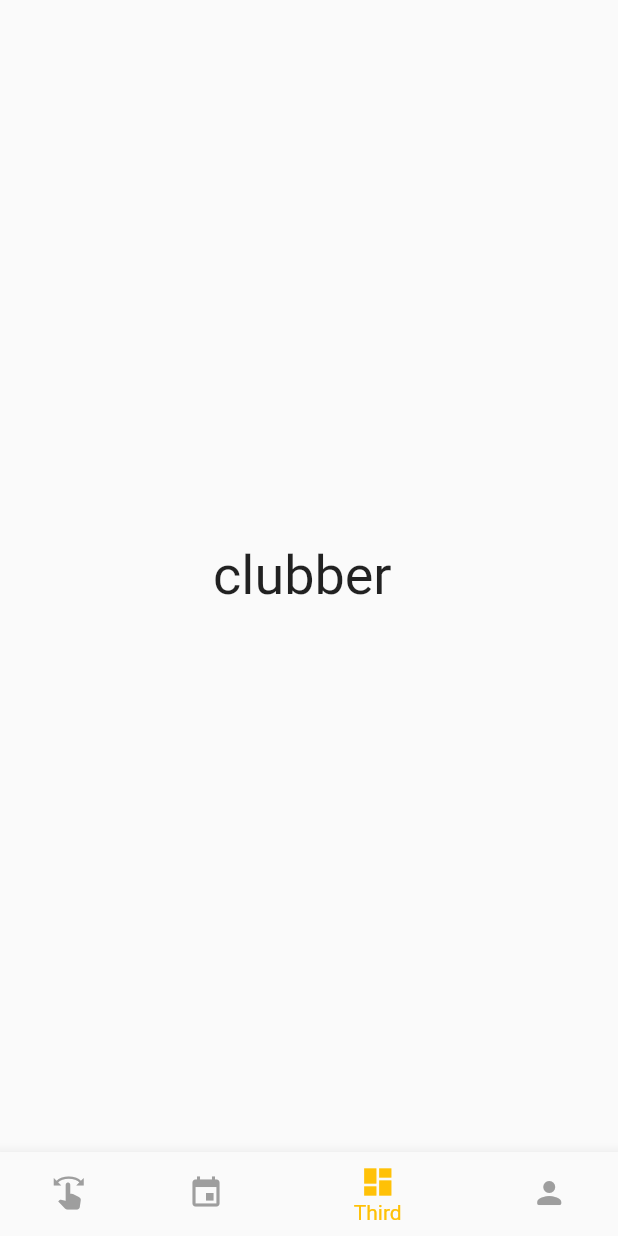
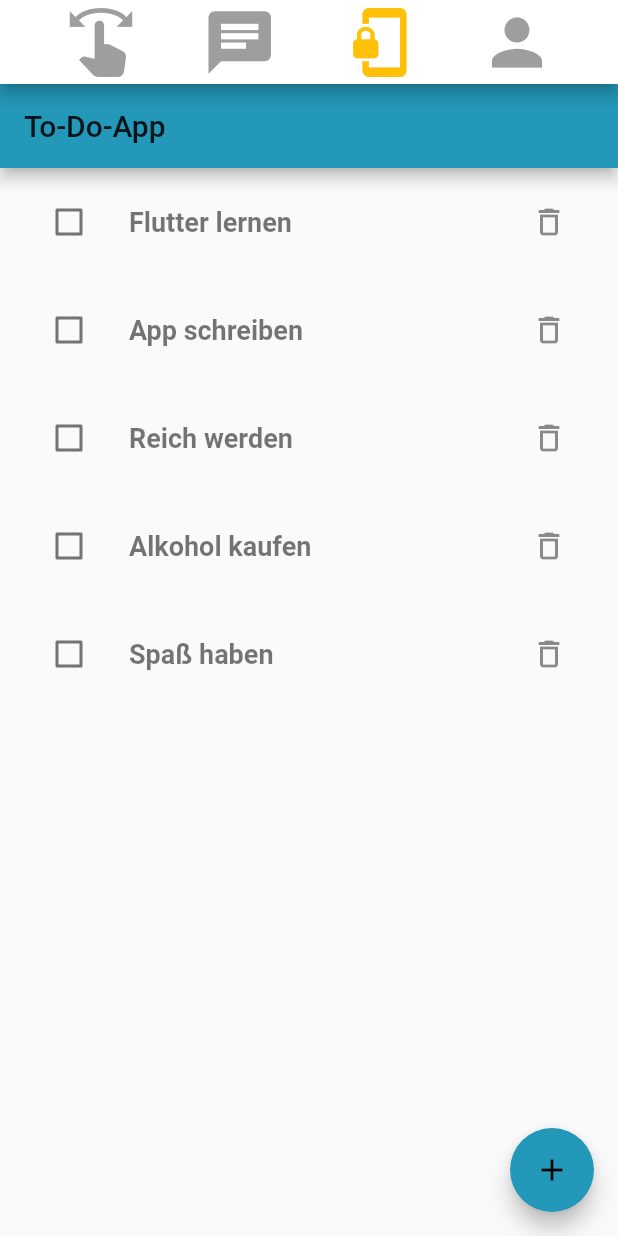
Before and after one commit to Ivan0Vetrov/bottom_navigation_bar_tutorial-page_view, a Flutter app: the screen it shows after launch, swiped to page 3, on a phone screen of 412 x 824 dp. Run offline on Flutter 3.47's test engine with Material 2 defaults, Android fonts, the phone set to English and light mode, and no system bars; our stand-ins replace curved_navigation_bar, flutter_tindercard, font_awesome_flutter.

Commit message:
second commit

```diff
--- a/lib/main.dart
+++ b/lib/main.dart
@@ -1,6 +1,7 @@
 import 'package:bottom_navigation_bar_tutorial/screens/home_screen.dart';
 import 'package:flutter/material.dart';
-
+import 'package:bottom_navigation_bar_tutorial/screens/IconWidget.dart';
+import 'package:bottom_navigation_bar_tutorial/screens/clubber.dart';
 void main() => runApp(MyApp());
 
 class MyApp extends StatelessWidget {
@@ -11,7 +12,6 @@ class MyApp extends StatelessWidget {
       theme: ThemeData(
         primarySwatch: Colors.amber,
       ),
-      home: HomeScreen(),
-    );
+      home: HomeScreen()    );
   }
 }
--- a/lib/screens/chat.dart
+++ b/lib/screens/chat.dart
@@ -1,13 +1,13 @@
-
 import 'package:flutter/material.dart';
 
 
-class plifer extends StatefulWidget {
+
+class Chat extends StatefulWidget {
   @override
-  _pliferState createState() => _pliferState();
+  _ChatState createState() => _ChatState();
 }
 
-class _pliferState extends State<plifer> {
+class _ChatState extends State<Chat> {
   Map<String, bool> items = {'party': false, 'stopit': false, 'graduation': false, 'roof': false ,'wtf': false};
 
   void addItem(String item) {
@@ -75,6 +75,17 @@ class ToDoItem extends StatelessWidget {
     return Container(
       padding: EdgeInsets.symmetric(horizontal: 22),
       child: ListTile(
+        leading: Container(
+            height: 40,
+            width: 40,
+            decoration: new BoxDecoration(
+                shape: BoxShape.circle,
+                image: new DecorationImage(
+                    fit: BoxFit.fill,
+                    image:AssetImage("images/img1.jpg")
+
+                )
+            )),
         contentPadding: EdgeInsets.symmetric(vertical: 8.0),
 
         title: Text(
--- a/lib/screens/child_widget.dart
+++ b/lib/screens/child_widget.dart
@@ -15,7 +15,7 @@ class ChildWidget extends StatelessWidget {
       } else if (number == AvailableNumber.Third) {
         file = "clubber";
       } else {
-      file= "profile";
+        file="profile";
     }
 
     return SafeArea(
--- a/lib/screens/clubber.dart
+++ b/lib/screens/clubber.dart
@@ -0,0 +1,210 @@
+
+import 'package:flutter/material.dart';
+
+
+
+class Clubber extends StatefulWidget {
+  @override
+  _ClubberState createState() => _ClubberState();
+}
+
+class _ClubberState extends State<Clubber> {
+  Map<String, bool> items = {'Flutter lernen': false, 'App schreiben': false, 'Reich werden': false, 'Alkohol kaufen': false ,'Spaß haben': false};
+
+  void addItem(String item) {
+    setState(() {
+      items[item] = false;
+    });
+    Navigator.of(context).pop();
+  }
+
+  void deleteItem(String key) {
+    setState(() {
+      items.remove(key);
+    });
+  }
+
+  void toggleDone(String key) {
+    setState(() {
+      items.update(key, (bool done) => !done);
+    });
+  }
+
+  void newEntry() {
+    showDialog<AlertDialog>(
+        context: context,
+        builder: (BuildContext context) {
+          return AddItemDialog(addItem);
+        }
+    );
+  }
+
+  @override
+  Widget build(BuildContext context) {
+    return Scaffold(
+      appBar: AppBar(
+        title: Text("To-Do-App"),
+        backgroundColor: Color.fromRGBO(35, 152, 185, 100),
+      ),
+      body:
+      ListView.builder(
+        itemCount: items.length,
+        itemBuilder: (context, i) {
+          String key = items.keys.elementAt(i);
+          return ToDoItem(
+            key,
+            items[key],
+                () => deleteItem(key),
+                () => toggleDone(key),
+          );
+        },
+      ),
+      floatingActionButton: FloatingActionButton(
+        onPressed: newEntry,
+        child: Icon(Icons.add),
+        backgroundColor: Color.fromRGBO(35, 152, 185, 100),
+      ),
+    );
+  }
+}
+
+class ToDoItem extends StatelessWidget {
+  final String title;
+  final bool done;
+  final Function remove;
+  final Function toggleDone;
+  const ToDoItem(this.title, this.done, this.remove, this.toggleDone);
+
+  @override
+  Widget build(BuildContext context) {
+    return Container(
+      padding: EdgeInsets.symmetric(horizontal: 22),
+      child: ListTile(
+        contentPadding: EdgeInsets.symmetric(vertical: 8.0),
+        leading: Checkbox(
+          value: done,
+          onChanged: (bool value) => toggleDone(),
+          activeColor: Color.fromRGBO(23, 152, 185, 100),
+        ),
+        title: Text(
+          title,
+          style: TextStyle(
+            fontSize: 18.0,
+            fontWeight: FontWeight.w600,
+            color: done
+                ? Color.fromRGBO(23, 152, 185, 100)
+                : Colors.black54,
+            decoration: done
+                ? TextDecoration.lineThrough
+                : TextDecoration.none,),
+        ),
+        trailing: IconButton(
+          icon: Icon(Icons.delete_outline),
+          onPressed: () => remove(),
+        ),
+        onTap: () {
+          Navigator.push<Widget>(
+              context,
+              MaterialPageRoute<Widget>(builder: (BuildContext context) => DetailScreen(title, done))
+          );
+        },
+      ),
+    );
+  }
+}
+
+class AddItemDialog extends StatefulWidget {
+
+  final void Function(String txt) addItem;
+  const AddItemDialog(this.addItem);
+
+  @override
+  _AddItemDialogState createState() => _AddItemDialogState();
+}
+
+class _AddItemDialogState extends State<AddItemDialog> {
+
+  final GlobalKey<FormState> formKey = GlobalKey();
+  String item;
+
+  void save() {
+    if (formKey.currentState.validate()) {
+      widget.addItem(item);
+    }
+  }
+
+  @override
+  Widget build(BuildContext context) {
+    return AlertDialog(
+      content: Form(
+          key: formKey,
+          child: Column(
+            mainAxisSize: MainAxisSize.min,
+            children: <Widget>[
+              TextFormField(
+                onChanged: (String txt) => item = txt,
+                onFieldSubmitted: (String txt) => save(),
+                validator: (String value) {
+                  if (value.isEmpty) {
+                    return 'Please enter a value';
+                  }
+                  return null;
+                },
+              ),
+              RaisedButton(
+                onPressed: save,
+                color: Color.fromRGBO(23, 152, 185, 100),
+                child: Text('Safe', style: TextStyle(color: Colors.white),),
+              )
+            ],
+          )
+      ),
+    );
+  }
+}
+
+class DetailScreen extends StatelessWidget {
+
+  const DetailScreen(this.title, this.done);
+  final String title;
+  final bool done;
+
+  @override
+  Widget build(BuildContext context) {
+    return Scaffold(
+      backgroundColor: done ? Colors.green : Colors.red,
+      appBar: AppBar(
+        title: Text('Detail Screen'),
+        backgroundColor: Colors.transparent,
+      ),
+      body: Padding(
+        padding: EdgeInsets.symmetric(vertical: 70),
+        child: Column(
+          mainAxisAlignment: MainAxisAlignment.spaceAround,
+          children: <Widget>[
+            Expanded(
+                child: Container(
+                    padding: EdgeInsets.all(20),
+                    alignment: Alignment.center,
+                    child: Text(
+                      done ? 'Das hast du schon erledigt:' : 'Das musst du noch machen:',
+                      style: TextStyle(fontSize: 20, color: Colors.white), textAlign: TextAlign.center,))
+            ),
+            Expanded(
+                child: Container(
+                    alignment: Alignment.center,
+                    child: Text(title, style: TextStyle(fontSize: 50, color: Colors.white)))
+            ),
+            Expanded(
+              child: IconButton(
+                iconSize: 60,
+                onPressed: () => Navigator.pop(context),
+                icon: Icon(done ? Icons.check : Icons.close, color: Colors.white),
+              ),
+            ),
+          ],
+        ),
+      ),
+    );
+  }
+}
--- a/lib/screens/home_screen.dart
+++ b/lib/screens/home_screen.dart
@@ -1,5 +1,10 @@
 import 'package:bottom_navigation_bar_tutorial/screens/child_widget.dart';
+import 'package:bottom_navigation_bar_tutorial/screens/clubber.dart';
+import 'package:bottom_navigation_bar_tutorial/screens/chat.dart';
+import 'package:bottom_navigation_bar_tutorial/screens/swipe.dart';
 import 'package:flutter/material.dart';
+
+import 'package:bottom_navigation_bar_tutorial/screens/IconWidget.dart';
 
 class HomeScreen extends StatefulWidget {
   @override
@@ -7,6 +12,7 @@ class HomeScreen extends StatefulWidget {
 }
 
 class _HomeScreenState extends State<HomeScreen> {
+
   PageController _pageController = PageController(
     initialPage: 0,
   );
@@ -25,39 +31,105 @@ class _HomeScreenState extends State<HomeScreen> {
   @override
   Widget build(BuildContext context) {
     return Scaffold(
-      bottomNavigationBar: BottomNavigationBar(
-        selectedItemColor: Theme.of(context).primaryColor,
-        unselectedItemColor: Colors.grey[500],
-        currentIndex: currentIndex,
-        onTap: (value) {
-          currentIndex = value;
+      appBar: AppBar(
+        backgroundColor: Colors.white,
+         actions:[Expanded(child:Row(
+           mainAxisAlignment: MainAxisAlignment.spaceEvenly,
+           children: [
+
+
+           Container(child: GestureDetector(
+             onTap: () {
+               if (currentIndex !=0){
+                 currentIndex = 0;
                  _pageController.animateToPage(
-            value,
+                   currentIndex,
                    duration: Duration(milliseconds: 200),
                    curve: Curves.linear,
                  );
 
                  setState(() {});
-        },
-        items: [
-          BottomNavigationBarItem(
-            icon: Icon(Icons.swipe),
-            title: Text("First"),
+               }},
+
+             child: Icon(
+               Icons.swipe,
+               size: 50,
+               color: (currentIndex==0) ? Colors.amber : Colors.grey,
              ),
-          BottomNavigationBarItem(
-            icon: Icon(Icons.insert_invitation),
-            title: Text("Second"),
+
            ),
-          BottomNavigationBarItem(
-            icon: Icon(Icons.dashboard),
-            title: Text("Third"),
            ),
-          BottomNavigationBarItem(
-            icon: Icon(Icons.person_rounded),
-            title: Text("Forth"),
+
+           Container(child: GestureDetector(
+             onTap: () {
+               if (currentIndex !=1){
+                 currentIndex = 1;
+                 _pageController.animateToPage(
+                   currentIndex,
+                   duration: Duration(milliseconds: 200),
+                   curve: Curves.linear,
+                 );
+
+                 setState(() {});
+               }},
+
+             child: Icon(
+               Icons.chat,
+               size: 50,
+               color: (currentIndex==1) ? Colors.amber : Colors.grey,
              ),
+
+           ),
+           ),
+
+           Container(child: GestureDetector(
+             onTap: () {
+               if (currentIndex !=2){
+                 currentIndex = 2;
+                 _pageController.animateToPage(
+                   currentIndex,
+                   duration: Duration(milliseconds: 200),
+                   curve: Curves.linear,
+                 );
+
+                 setState(() {});
+               }},
+
+             child: Icon(
+               Icons.phonelink_lock,
+               size: 50,
+               color: (currentIndex==2) ? Colors.amber : Colors.grey,
+             ),
+
+           ),
+           ),
+
+           Container(child: GestureDetector(
+             onTap: () {
+               if (currentIndex !=3){
+                 currentIndex = 3;
+                 _pageController.animateToPage(
+                   currentIndex,
+                   duration: Duration(milliseconds: 200),
+                   curve: Curves.linear,
+                 );
+
+                 setState(() {});
+               }},
+
+             child: Icon(
+               Icons.person,
+               size: 50,
+               color: (currentIndex==3) ? Colors.amber : Colors.grey,
+             ),
+
+           ),
+           )
          ],
+         ))
+         ]
       ),
+
       body: PageView(
         controller: _pageController,
         onPageChanged: (page) {
@@ -66,12 +138,13 @@ class _HomeScreenState extends State<HomeScreen> {
           });
         },
         children: <Widget>[
-          ChildWidget(number: AvailableNumber.First),
-          ChildWidget(number: AvailableNumber.Second),
-          ChildWidget(number: AvailableNumber.Third),
+          ExampleHomePage(),
+          Chat(),
+          Clubber(),
           ChildWidget(number: AvailableNumber.Forth)
         ],
-      ),
+      )
+
     );
   }
 }
```
Also changed, not shown: lib/screens/swipe.dart (+67 -0 lines), pubspec.yaml (+13 -28 lines), pubspec.lock. Lines whose indentation alone changed are shown as unchanged.
